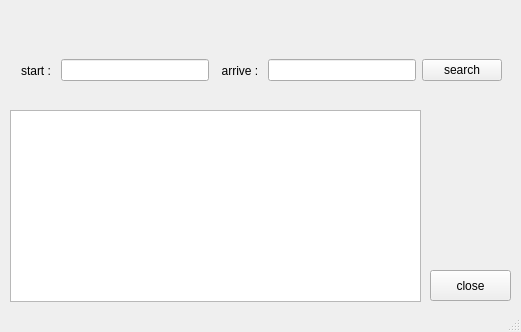
Above: mainSubway/mainwindow.ui from dktkwhdk1/Subway-Application-Project before the change. Below: the same form after it.
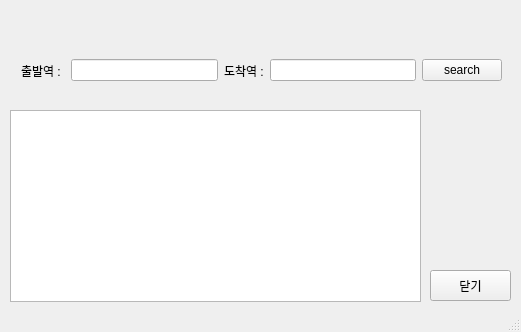
That is the form after the change.

Commit message: Hangul setting in Ubuntu/Qt GUI and print "subway.txt" file that push search button

Diff of the .ui file:
```diff
--- a/mainSubway/mainwindow.ui
+++ b/mainSubway/mainwindow.ui
@@ -30,7 +30,7 @@
      </rect>
     </property>
     <property name="text">
-     <string>close</string>
+     <string>닫기</string>
     </property>
    </widget>
    <widget class="QTextBrowser" name="textBrowser">
@@ -43,7 +43,7 @@
      </rect>
     </property>
    </widget>
-   <widget class="QWidget" name="">
+   <widget class="QWidget" name="layoutWidget">
     <property name="geometry">
      <rect>
       <x>10</x>
@@ -60,7 +60,7 @@
 font: 13pt &quot;Ubuntu&quot;;</string>
        </property>
        <property name="text">
-        <string>start : </string>
+        <string>출발역 : </string>
        </property>
        <property name="buddy">
         <cstring>lineEdit</cstring>
@@ -80,7 +80,7 @@
         <string notr="true">font: 13pt &quot;Ubuntu&quot;;</string>
        </property>
        <property name="text">
-        <string>  arrive : </string>
+        <string>도착역 :</string>
        </property>
        <property name="buddy">
         <cstring>lineEdit_2</cstring>
```
The commit also changes 3 other files.
